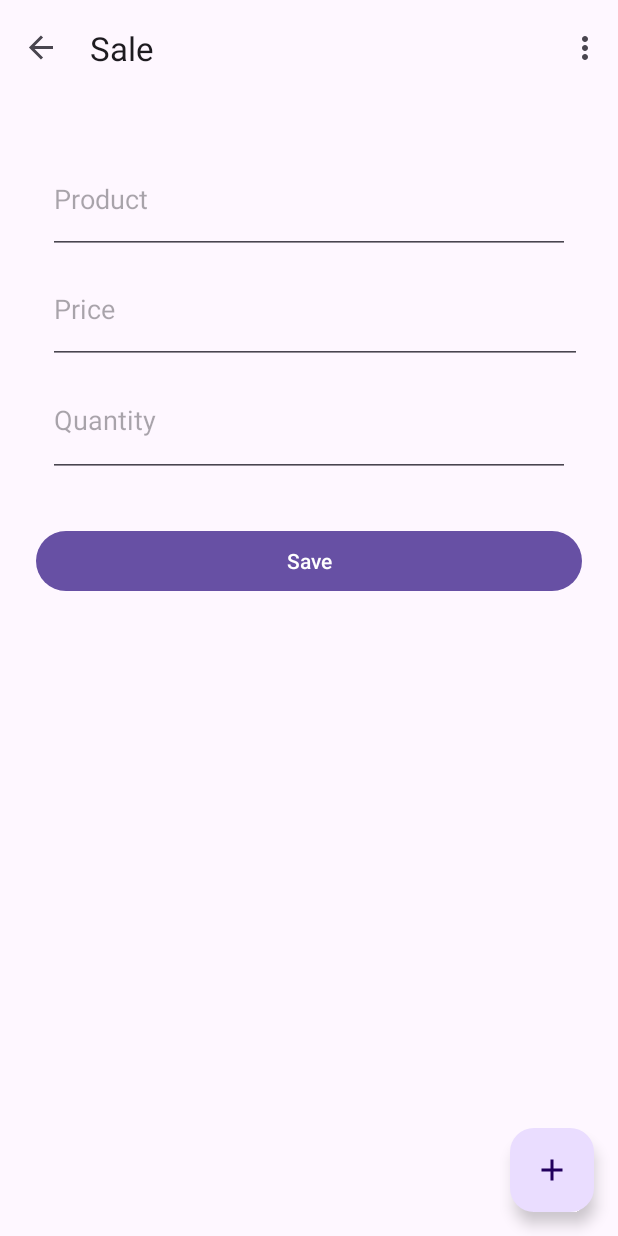
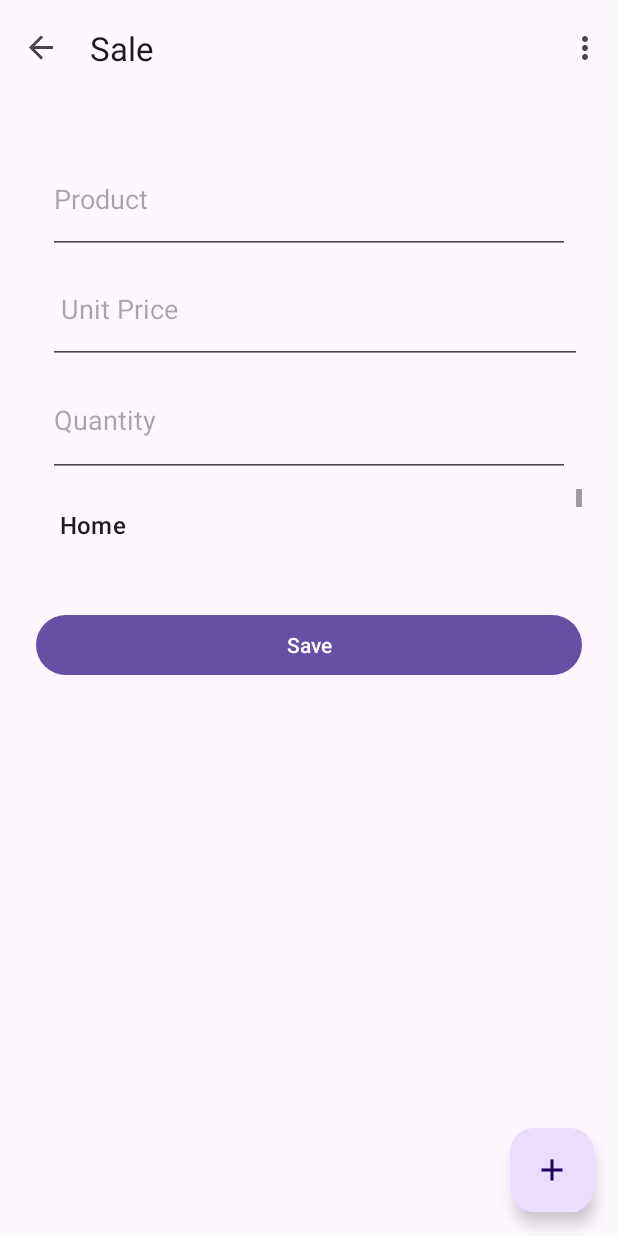
Before and after one commit to kchiwakaya/blackliquid, an Android app: the SellFragment screen opened through its navigation route, on a phone screen of 412 x 824 dp. Run offline under Robolectric (Android 15) with nearby library versions, the phone set to English and light mode, and no system bars; our stand-ins replace navigation-ui.

Commit message:
Shop tracker application

```diff
--- a/app/src/main/res/layout/fragment_sell.xml
+++ b/app/src/main/res/layout/fragment_sell.xml
@@ -32,7 +32,7 @@
             android:layout_marginStart="16dp"
             android:layout_marginEnd="8dp"
             android:ems="10"
-            android:hint="Price"
+            android:hint=" Unit Price"
             android:inputType="numberDecimal"
             app:layout_constraintEnd_toEndOf="parent"
             app:layout_constraintStart_toStartOf="parent"
@@ -51,6 +51,18 @@
             app:layout_constraintStart_toStartOf="parent"
             app:layout_constraintTop_toBottomOf="@+id/editQuantity" />
 
+        <ListView
+            android:id="@+id/lst_payment_options"
+            android:layout_width="match_parent"
+            android:layout_height="match_parent"
+            android:layout_marginStart="8dp"
+            android:layout_marginTop="8dp"
+            android:layout_marginEnd="8dp"
+            android:entries="@android:array/emailAddressTypes"
+            app:layout_constraintEnd_toEndOf="parent"
+            app:layout_constraintStart_toStartOf="parent"
+            app:layout_constraintTop_toBottomOf="@+id/editPrices" />
+
         <Button
             android:id="@+id/btnSale"
             android:layout_width="0dp"
@@ -61,7 +73,7 @@
             android:text="Save"
             app:layout_constraintEnd_toEndOf="parent"
             app:layout_constraintStart_toStartOf="parent"
-            app:layout_constraintTop_toBottomOf="@+id/editPrices" />
+            app:layout_constraintTop_toBottomOf="@+id/lst_payment_options" />
 
     </androidx.constraintlayout.widget.ConstraintLayout>
 </androidx.core.widget.NestedScrollView>
--- /dev/null
+++ b/app/src/main/res/values/lst_options.xml
@@ -0,0 +1,2 @@
+<?xml version="1.0" encoding="utf-8"?>
+<resources></resources>
```
